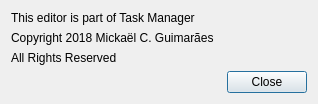
The window that ConfigurationEditingTool/aboutdialog.ui (MickaelOnTheWave/GuimicK) describes before a commit, drawn with Qt 5.
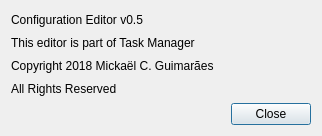
The same window after the commit.

Commit message: Added basic versioning to Configuration Editor. Fixed several bugs in UI. Implemented "New" action. Removed obsolete ones. Fixed bugs in configuration saving. Finished configuration saving.

The edit to the form file:
```diff
--- a/ConfigurationEditingTool/aboutdialog.ui
+++ b/ConfigurationEditingTool/aboutdialog.ui
@@ -6,36 +6,36 @@
    <rect>
     <x>0</x>
     <y>0</y>
-    <width>318</width>
-    <height>104</height>
+    <width>322</width>
+    <height>136</height>
    </rect>
   </property>
   <property name="windowTitle">
    <string>About Configuration Editor</string>
   </property>
   <layout class="QGridLayout" name="gridLayout">
-   <item row="0" column="0" colspan="2">
+   <item row="1" column="0" colspan="2">
     <widget class="QLabel" name="label">
      <property name="text">
       <string>This editor is part of Task Manager</string>
      </property>
     </widget>
    </item>
-   <item row="1" column="0" colspan="2">
-    <widget class="QLabel" name="label_2">
-     <property name="text">
-      <string>Copyright 2018 Mickaël C. Guimarães</string>
-     </property>
-    </widget>
-   </item>
-   <item row="2" column="0">
+   <item row="3" column="0">
     <widget class="QLabel" name="label_3">
      <property name="text">
       <string>All Rights Reserved</string>
      </property>
     </widget>
    </item>
-   <item row="3" column="1">
+   <item row="2" column="0" colspan="2">
+    <widget class="QLabel" name="label_2">
+     <property name="text">
+      <string>Copyright 2018 Mickaël C. Guimarães</string>
+     </property>
+    </widget>
+   </item>
+   <item row="4" column="1">
     <widget class="QPushButton" name="closeButton">
      <property name="sizePolicy">
       <sizepolicy hsizetype="Fixed" vsizetype="Fixed">
@@ -48,6 +48,13 @@
      </property>
     </widget>
    </item>
+   <item row="0" column="0">
+    <widget class="QLabel" name="label_4">
+     <property name="text">
+      <string>Configuration Editor v0.5</string>
+     </property>
+    </widget>
+   </item>
   </layout>
  </widget>
  <resources/>
```
The commit also changes 16 other files.
